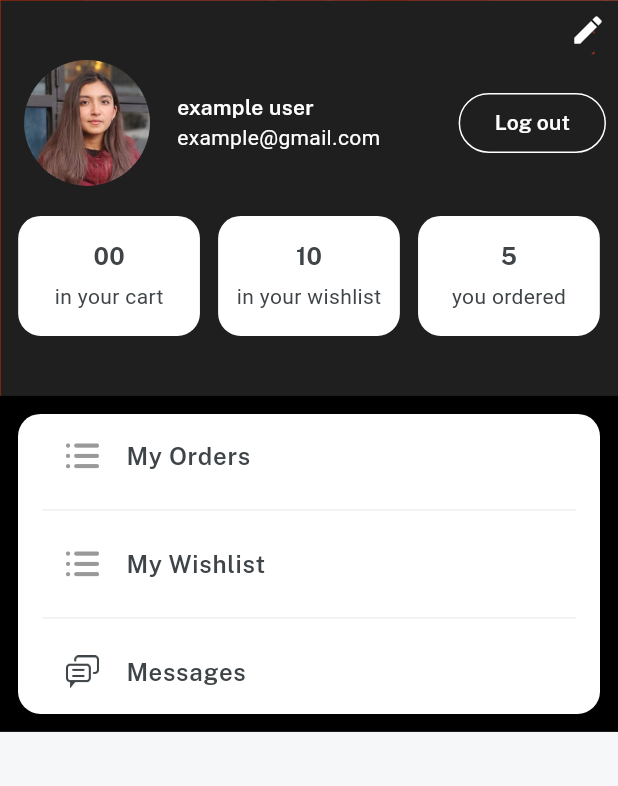
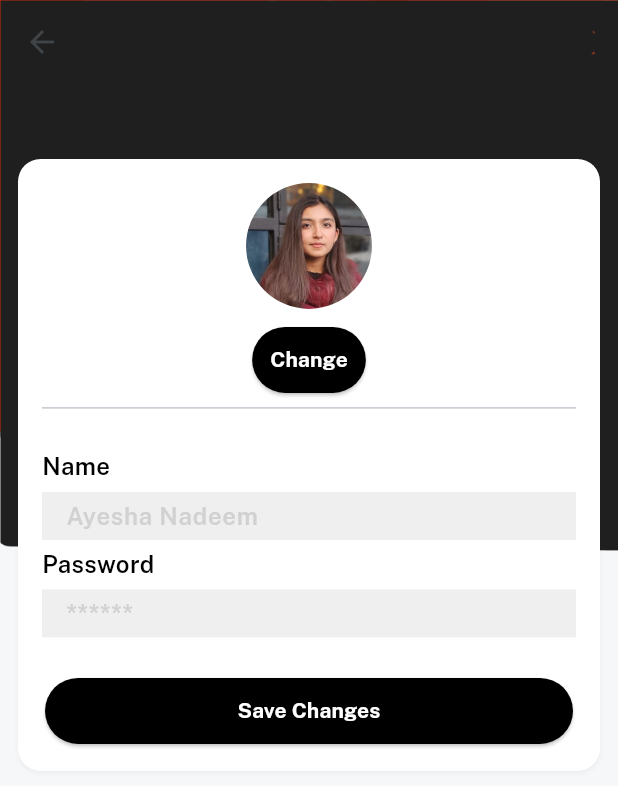
Before and after one commit to Yahya123-hub/SE-Project, a Flutter app: the ProfileScreen screen opened directly, after a tap on the "edit" icon, on a phone screen of 412 x 824 dp. Shown: the top 786 px of the screen. Run offline on Flutter 3.47's test engine with Material 3 defaults, Android fonts, the phone set to English and light mode, and no system bars; our stand-ins replace cloud_firestore, firebase_auth, firebase_core, get, velocity_x; accounts and stored records are empty; network calls fail.

Commit message:
Add Edit profile screen

```diff
--- /dev/null
+++ b/lib/controllers/profileController.dart
@@ -0,0 +1,5 @@
+import 'package:get/get.dart';
+
+class profileController extends GetxController{
+
+}
--- /dev/null
+++ b/lib/views/profile/edit_profile.dart
@@ -0,0 +1,45 @@
+import 'package:ecommerce_app/consts/consts.dart';
+import 'package:ecommerce_app/consts/images.dart';
+import 'package:ecommerce_app/widgets/background.dart';
+import 'package:ecommerce_app/widgets/button.dart';
+import 'package:ecommerce_app/widgets/customTextfield.dart';
+import 'package:flutter/material.dart';
+
+class editProfile extends StatelessWidget {
+  const editProfile({super.key});
+
+  @override
+  Widget build(BuildContext context) {
+    return bgWidget(
+      child: Scaffold(
+        appBar: AppBar(),
+        body: Column(
+          mainAxisSize: MainAxisSize.min,
+          children: [
+            Image.asset(dp,width: 100,fit: BoxFit.cover).box.roundedFull.clip(Clip.antiAlias).make(),
+            10.heightBox,
+            button(
+              color: blackColor,
+              onPress: (){},
+              textColor: whiteColor,
+              title: "Change"),
+              const Divider(),
+              20.heightBox,
+              customTextField(hint: nameHint,title: name,isPwd: false),
+              customTextField(hint: passwordExample,title: password,isPwd: true),
+              20.heightBox,
+              SizedBox(
+                width: context.screenWidth -60,
+                child: button(
+                color: blackColor,
+                onPress: (){},
+                textColor: whiteColor,
+                title: "Save Changes"),
+              ),
+
+          ],
+        ).box.white.shadowSm.padding(EdgeInsets.all(16)).margin(EdgeInsets.only(top:50,left: 12,right: 12)).rounded.make(),
+      )
+    );
+  }
+}
--- a/lib/views/profile/profile_screen.dart
+++ b/lib/views/profile/profile_screen.dart
@@ -3,6 +3,7 @@ import 'package:ecommerce_app/consts/lists.dart';
 import 'package:ecommerce_app/controllers/auth_controller.dart';
 import 'package:ecommerce_app/views/authentication_screen/login.dart';
 import 'package:ecommerce_app/views/profile/components/detailCard.dart';
+import 'package:ecommerce_app/views/profile/edit_profile.dart';
 import 'package:ecommerce_app/widgets/background.dart';
 import 'package:flutter/material.dart';
 import 'package:get/get.dart';
@@ -25,7 +26,9 @@ class ProfileScreen extends StatelessWidget {
                 child: Align(
                   alignment: Alignment.topRight,
                   child: const Icon(Icons.edit,color: whiteColor,),
-                ).onTap(() { }),
+                ).onTap(() {
+                  Get.to(()=>const editProfile());
+                }),
               ),
               //user details
 
--- a/lib/widgets/button.dart
+++ b/lib/widgets/button.dart
@@ -1,6 +1,6 @@
 import 'package:ecommerce_app/consts/consts.dart';
 
-Widget button({onPress,color,textColor,String? title}){
+Widget button(/*required Color color,*/ {onPress,color,textColor,String? title}){
   return ElevatedButton(
     style: ElevatedButton.styleFrom(
       backgroundColor: color,
```
